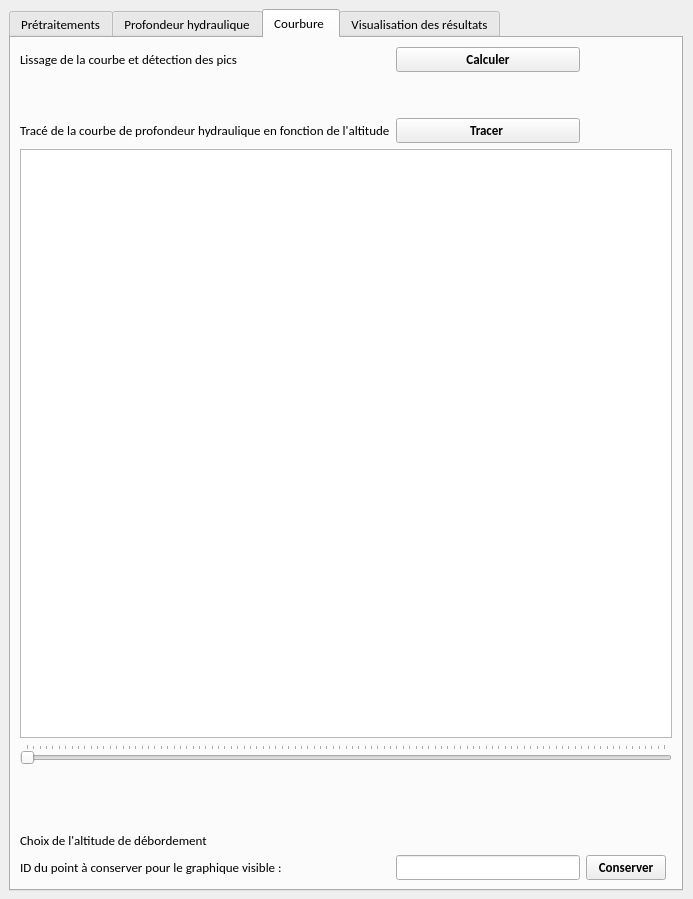
Ville-Eurometropole-Strasbourg/delimitation-du-dpf, file bankfull_module_jb/bankfull_module_JB_dialog_base.ui: the form before one commit.
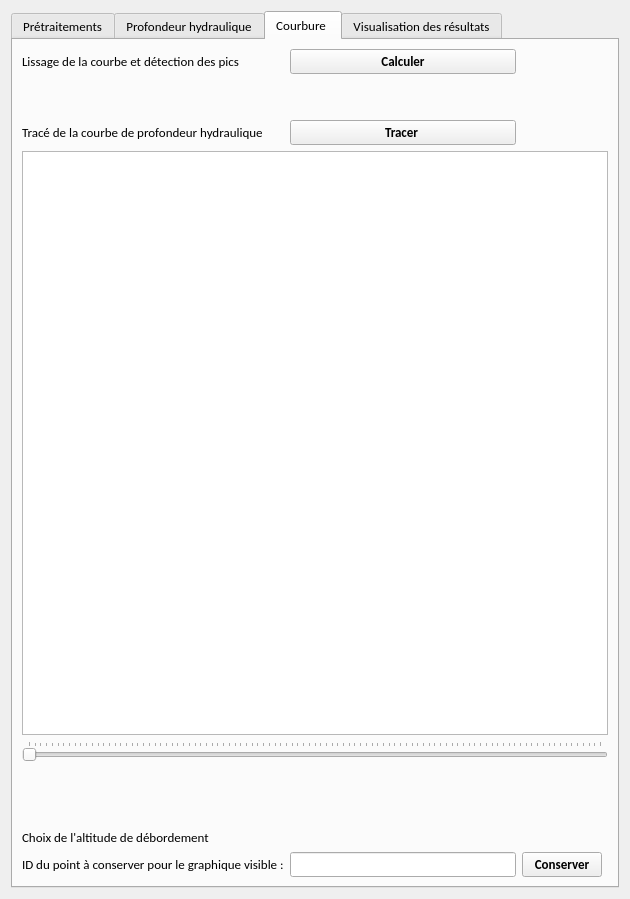
The form after the commit. The open tabs and pages were chosen to show the change. Custom widgets are drawn as their Qt base class.

Commit message: Sauvegarde : Ajout de QTimer

```diff
--- a/bankfull_module_jb/bankfull_module_JB_dialog_base.ui
+++ b/bankfull_module_jb/bankfull_module_JB_dialog_base.ui
@@ -9,7 +9,7 @@
    <rect>
     <x>0</x>
     <y>0</y>
-    <width>693</width>
+    <width>630</width>
     <height>899</height>
    </rect>
   </property>
@@ -22,15 +22,9 @@
   <property name="modal">
    <bool>false</bool>
   </property>
+  <layout class="QGridLayout" name="gridLayout_5">
+   <item row="0" column="0">
   <widget class="QTabWidget" name="tabWidget">
-   <property name="geometry">
-    <rect>
-     <x>9</x>
-     <y>9</y>
-     <width>674</width>
-     <height>882</height>
-    </rect>
-   </property>
    <property name="font">
     <font>
      <family>Calibri</family>
@@ -1137,7 +1131,7 @@
      <item row="3" column="0">
       <widget class="QLabel" name="label_22">
        <property name="text">
-        <string>Tracé de la courbe de profondeur hydraulique en fonction de l'altitude</string>
+          <string>Tracé de la courbe de profondeur hydraulique</string>
        </property>
       </widget>
      </item>
@@ -1384,6 +1378,8 @@
     </layout>
    </widget>
   </widget>
+   </item>
+  </layout>
  </widget>
  <customwidgets>
   <customwidget>
```
Left out of the diff: 2 changed lines with no effect on the pictures. Lines whose indentation alone changed are shown as unchanged. The commit also changes 2 other files.
